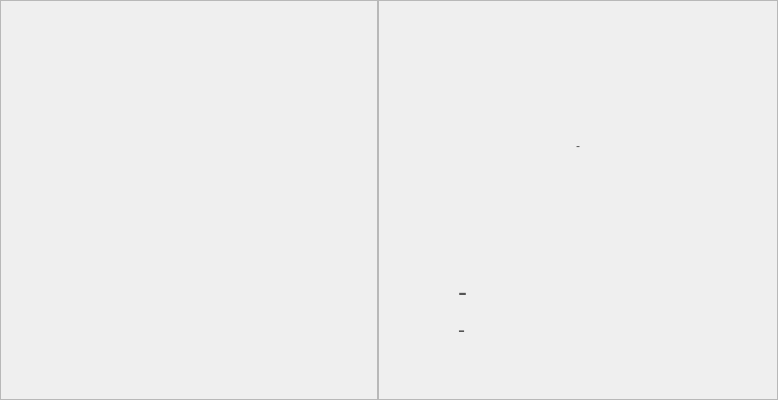
Above: CaX/widget/formBottom/listbrowser.ui from fsest4u/CaX_03 before the change. Below: the same form after it.
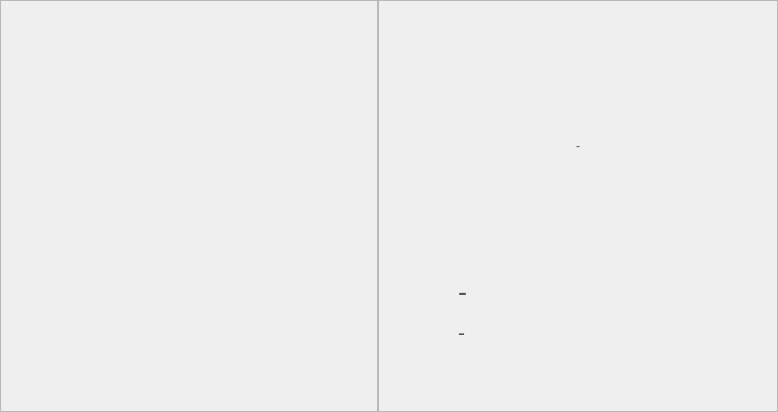
That is the form after the change.

```diff
--- a/CaX/widget/formBottom/listbrowser.ui
+++ b/CaX/widget/formBottom/listbrowser.ui
@@ -7,13 +7,13 @@
     <x>0</x>
     <y>0</y>
     <width>778</width>
-    <height>394</height>
+    <height>412</height>
    </rect>
   </property>
   <property name="windowTitle">
    <string>Form</string>
   </property>
-  <layout class="QGridLayout" name="gridLayout">
+  <layout class="QGridLayout" name="gridLayoutBrowser">
    <property name="leftMargin">
     <number>0</number>
    </property>
@@ -37,7 +37,7 @@
      <property name="frameShadow">
       <enum>QFrame::Raised</enum>
      </property>
-     <layout class="QGridLayout" name="gridLayoutList"/>
+     <layout class="QGridLayout" name="gridLayout"/>
     </widget>
    </item>
    <item row="0" column="1">
```
